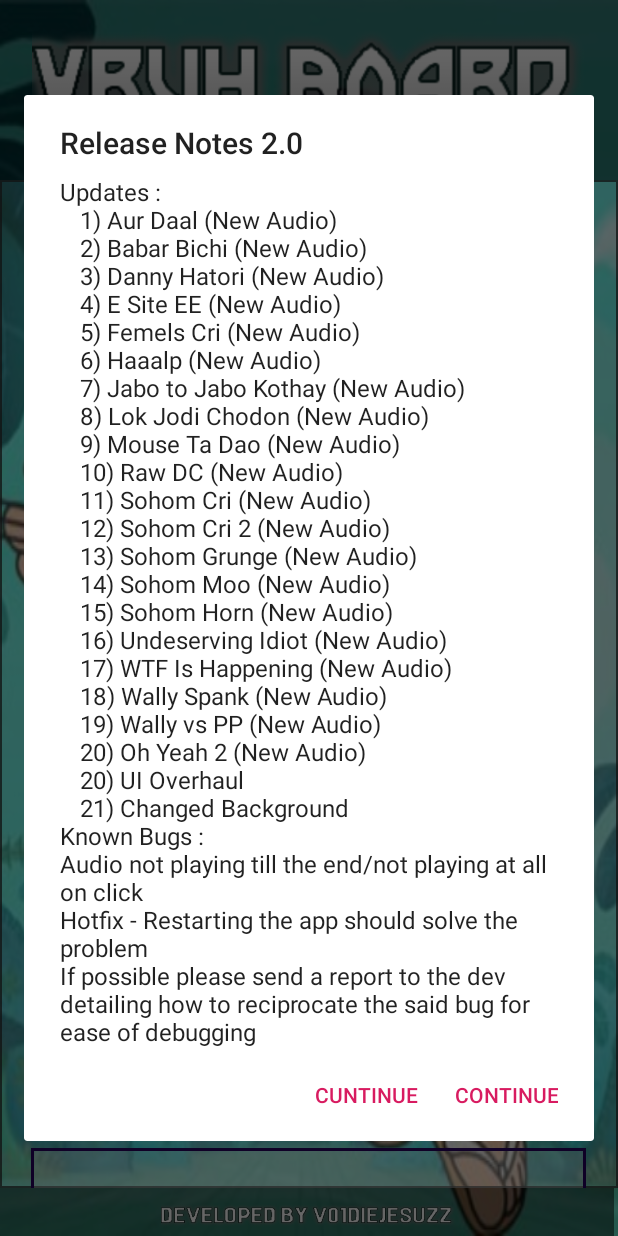
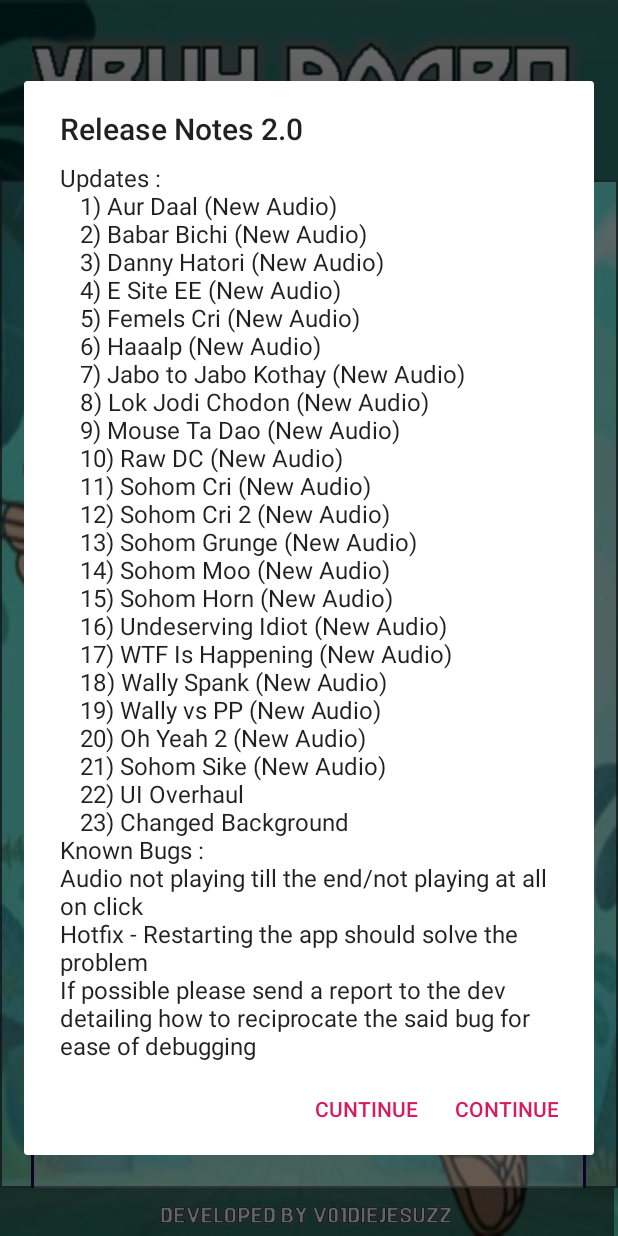
Before and after one commit to jagreetdg/VruhBoard, an Android app: the screen it shows after launch (MainActivity), after a tap on an icon or button, on a phone screen of 412 x 824 dp. Run offline under Robolectric (Android 15) with nearby library versions, the phone set to English and light mode, and no system bars.

Commit message:
Updated main activity with new mp3

```diff
--- a/app/src/main/java/io/github/jagreetdg/vruhboard/MainActivity.java
+++ b/app/src/main/java/io/github/jagreetdg/vruhboard/MainActivity.java
@@ -60,8 +60,9 @@ public class MainActivity extends AppCompatActivity {
                         "18) Wally Spank (New Audio)\n\t" +
                         "19) Wally vs PP (New Audio)\n\t" +
                         "20) Oh Yeah 2 (New Audio)\n\t"+
-                        "20) UI Overhaul\n\t" +
-                        "21) Changed Background\n" +
+                        "21) Sohom Sike (New Audio)\n\t"+
+                        "22) UI Overhaul\n\t" +
+                        "23) Changed Background\n" +
                         "Known Bugs :\n" +
                         "Audio not playing till the end/not playing at all on click" + "\n" +
                         "Hotfix - Restarting the app should solve the problem" + "\n" +
@@ -159,6 +160,8 @@ public class MainActivity extends AppCompatActivity {
         txts.add("V2 Sohom Chinchinchoo");
         pb_ids.add(R.raw.v2_sohom_chinchinchoo);
         txts.add("V2 Undeserving Idiot");
+        pb_ids.add(R.raw.v2_sohom_sike);
+        txts.add("V2 Sohom Sike");
         pb_ids.add(R.raw.v2_undeserving_idiot);
         txts.add("V2 WTF Is Happening");
         pb_ids.add(R.raw.v2_wtf_is_happening);
```
